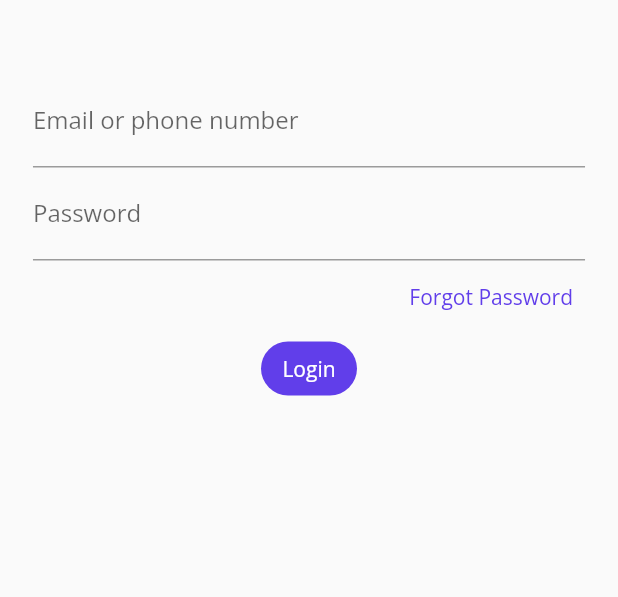
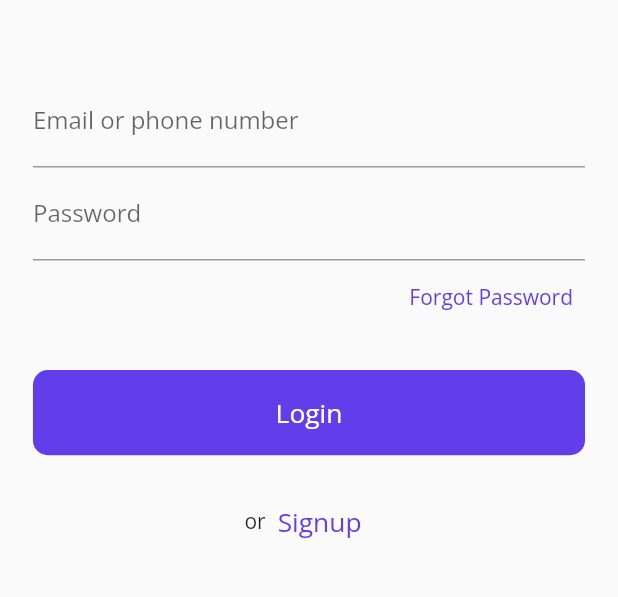
Before and after one commit to chunhoi1022/Park, a Flutter app: the screen it shows after launch, on a phone screen of 412 x 824 dp, the part 341-938 px from its top. Run offline on Flutter 3.47's test engine with Material 2 defaults, Android fonts, the light colour scheme and no system bars.

Commit message:
Added Login button and Signup button

```diff
--- /dev/null
+++ b/lib/components/default_button.dart
@@ -0,0 +1,36 @@
+import 'package:flutter/material.dart';
+
+import '../constants.dart';
+import '../size_config.dart';
+
+class DefaultButton extends StatelessWidget {
+  const DefaultButton({
+    Key? key,
+    this.text,
+    this.press,
+  }) : super(key: key);
+  final String? text;
+  final Function? press;
+
+  @override
+  Widget build(BuildContext context) {
+    return SizedBox(
+      width: double.infinity,
+      height: getProportionateScreenHeight(56),
+      child: TextButton(
+        style: TextButton.styleFrom(
+          shape:
+              RoundedRectangleBorder(borderRadius: BorderRadius.circular(10)),
+          primary: Colors.white,
+          backgroundColor: primaryColor,
+        ),
+        onPressed: press as void Function()?,
+        child: Text(
+          text!,
+          style: TextStyle(
+              fontSize: getProportionateScreenWidth(16), color: textColor),
+        ),
+      ),
+    );
+  }
+}
--- /dev/null
+++ b/lib/constants.dart
@@ -0,0 +1,24 @@
+import 'package:flutter/material.dart';
+
+const primaryColor = Color(0xff613EEA);
+const kPrimaryLightColor = Color(0xFFFFECDF);
+const kSecondaryColor = Color(0xFF979797);
+const textColor = Colors.white;
+
+const MaterialColor purple = const MaterialColor(
+  0xff613EEA, // 0% comes in here, this will be color picked if no shade is selected when defining a Color property which doesn’t require a swatch.
+  const <int, Color>{
+    50: const Color(0xff5738d3), //10%
+    100: const Color(0xff4e32bb), //20%
+    200: const Color(0xff442ba4), //30%
+    300: const Color(0xff3a258c), //40%
+    400: const Color(0xff311f75), //50%
+    500: const Color(0xff27195e), //60%
+    600: const Color(0xff1d1346), //70%
+    700: const Color(0xff130c2f), //80%
+    800: const Color(0xff0a0617), //90%
+    900: const Color(0xff000000), //100%
+  },
+);
+
+const kAnimationDuration = Duration(milliseconds: 200);
--- a/lib/main.dart
+++ b/lib/main.dart
@@ -1,4 +1,5 @@
 import 'package:flutter/material.dart';
+import 'package:park/constants.dart';
 import 'package:park/sign_in/sign_in_screen.dart';
 
 void main() {
@@ -12,7 +13,7 @@ class MyApp extends StatelessWidget {
   Widget build(BuildContext context) {
     return MaterialApp(
       title: 'Flutter Demo',
-      theme: ThemeData(primarySwatch: Colors.purple, fontFamily: "OpenSans"),
+      theme: ThemeData(primarySwatch: purple, fontFamily: "OpenSans"),
       home: const SignInPage(),
     );
   }
--- a/lib/sign_in/components/body.dart
+++ b/lib/sign_in/components/body.dart
@@ -1,4 +1,6 @@
 import 'package:flutter/material.dart';
+import 'package:park/components/default_button.dart';
+import 'package:park/constants.dart';
 
 import '../../size_config.dart';
 
@@ -24,23 +26,33 @@ class Body extends StatelessWidget {
               ),
             ),
             TextFormField(
-              decoration: const InputDecoration(labelText: 'Password'),
+              decoration: const InputDecoration(
+                  labelText: 'Password',
+                  focusColor: primaryColor,
+                  focusedBorder: UnderlineInputBorder(
+                      borderSide: BorderSide(color: primaryColor))),
             ),
             const Align(
                 alignment: Alignment.centerRight,
                 child: TextButton(
                     onPressed: null,
                     child: Text('Forgot Password',
-                        style: TextStyle(color: Color(0xff613EEA))))),
-            TextButton(
-              onPressed: null,
-              style: TextButton.styleFrom(
-                  shape: RoundedRectangleBorder(
-                      borderRadius: BorderRadius.circular(20)),
-                  primary: Colors.white,
-                  backgroundColor: Color(0xff613EEA)),
-              child: Text('Login', style: TextStyle(color: Colors.white)),
-            )
+                        style: TextStyle(color: primaryColor)))),
+            const Padding(
+              padding: EdgeInsets.only(top: 25.00, bottom: 20.00),
+              child: DefaultButton(text: 'Login'),
+            ),
+            Row(mainAxisAlignment: MainAxisAlignment.center, children: [
+              const Text('or'),
+              TextButton(
+                  onPressed: null,
+                  child: Text(
+                    'Signup',
+                    style: TextStyle(
+                        color: primaryColor,
+                        fontSize: getProportionateScreenWidth(16)),
+                  ))
+            ])
           ],
         ),
       ),
```
